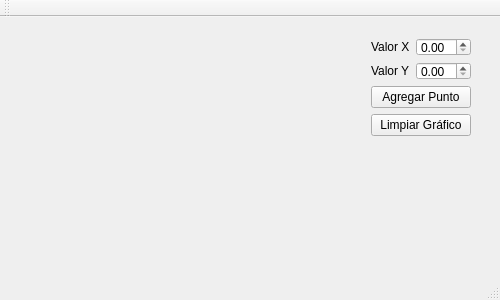
javosmar/geograph, file mainwindow.ui: the form before one commit.
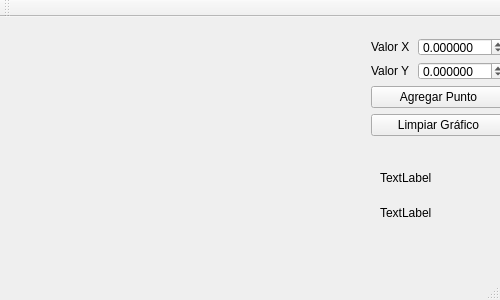
The form after the commit. Custom widgets are drawn as their Qt base class.

Commit message: el constructor dibuja puntos contenidos en archivo out.txt. Formato '-XX.XXXXXX,-XX.XXXXXX'

Diff of the .ui file:
```diff
--- a/mainwindow.ui
+++ b/mainwindow.ui
@@ -24,12 +24,12 @@
      </rect>
     </property>
    </widget>
-   <widget class="QWidget" name="">
+   <widget class="QWidget" name="layoutWidget">
     <property name="geometry">
      <rect>
       <x>360</x>
       <y>10</y>
-      <width>122</width>
+      <width>157</width>
       <height>120</height>
      </rect>
     </property>
@@ -46,7 +46,14 @@
           </widget>
          </item>
          <item>
-          <widget class="QDoubleSpinBox" name="spinBox_x"/>
+          <widget class="QDoubleSpinBox" name="spinBox_x">
+           <property name="decimals">
+            <number>6</number>
+           </property>
+           <property name="minimum">
+            <double>-99.000000000000000</double>
+           </property>
+          </widget>
          </item>
         </layout>
        </item>
@@ -60,7 +67,14 @@
           </widget>
          </item>
          <item>
-          <widget class="QDoubleSpinBox" name="spinBox_y"/>
+          <widget class="QDoubleSpinBox" name="spinBox_y">
+           <property name="decimals">
+            <number>6</number>
+           </property>
+           <property name="minimum">
+            <double>-99.000000000000000</double>
+           </property>
+          </widget>
          </item>
         </layout>
        </item>
@@ -82,6 +96,32 @@
      </item>
     </layout>
    </widget>
+   <widget class="QLabel" name="labelfile">
+    <property name="geometry">
+     <rect>
+      <x>380</x>
+      <y>145</y>
+      <width>91</width>
+      <height>31</height>
+     </rect>
+    </property>
+    <property name="text">
+     <string>TextLabel</string>
+    </property>
+   </widget>
+   <widget class="QLabel" name="labelfile2">
+    <property name="geometry">
+     <rect>
+      <x>380</x>
+      <y>180</y>
+      <width>91</width>
+      <height>31</height>
+     </rect>
+    </property>
+    <property name="text">
+     <string>TextLabel</string>
+    </property>
+   </widget>
   </widget>
   <widget class="QMenuBar" name="menuBar">
    <property name="geometry">
```
The commit also changes 1 other file.
